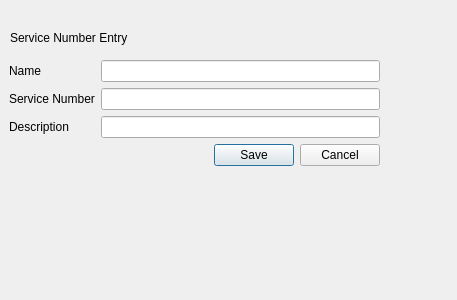
Before: the Qt Designer form service_number_form.ui in TKChattoraj/LNContractApp, drawn with Qt 5.
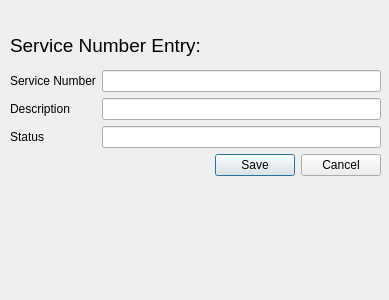
After: the same form once the commit is applied.

Commit message: Provided for service_number creation and revised ln_nodes and kcomm_server tables to allow for string filenames instead of blobs for the tls certs and macaroons.

Patch:
```diff
--- a/service_number_form.ui
+++ b/service_number_form.ui
@@ -6,7 +6,7 @@
    <rect>
     <x>0</x>
     <y>0</y>
-    <width>457</width>
+    <width>389</width>
     <height>300</height>
    </rect>
   </property>
@@ -16,17 +16,17 @@
   <widget class="QWidget" name="service_entry_formWidget" native="true">
    <property name="geometry">
     <rect>
-     <x>9</x>
-     <y>60</y>
+     <x>10</x>
+     <y>70</y>
      <width>371</width>
-     <height>161</height>
+     <height>121</height>
     </rect>
    </property>
    <layout class="QFormLayout" name="formLayout">
     <item row="0" column="0">
      <widget class="QLabel" name="sn_entery_name_Label">
       <property name="text">
-       <string>Name</string>
+       <string>Service Number</string>
       </property>
      </widget>
     </item>
@@ -34,23 +34,13 @@
      <widget class="QLineEdit" name="service_entry_name_LineEdit"/>
     </item>
     <item row="1" column="0">
-     <widget class="QLabel" name="service_entry_part_number_Label">
-      <property name="text">
-       <string>Service Number</string>
-      </property>
-     </widget>
-    </item>
-    <item row="1" column="1">
-     <widget class="QLineEdit" name="sn_entry_pn_entry_service_number_LineEdit"/>
-    </item>
-    <item row="2" column="0">
      <widget class="QLabel" name="sn_entry_description_Label">
       <property name="text">
        <string>Description</string>
       </property>
      </widget>
     </item>
-    <item row="2" column="1">
+    <item row="1" column="1">
      <widget class="QLineEdit" name="sn_entry_description_LineEdit"/>
     </item>
     <item row="3" column="1">
@@ -60,6 +50,16 @@
       </property>
      </widget>
     </item>
+    <item row="2" column="1">
+     <widget class="QLineEdit" name="sn_entry_status_LineEdit"/>
+    </item>
+    <item row="2" column="0">
+     <widget class="QLabel" name="sn_status_Label">
+      <property name="text">
+       <string>Status</string>
+      </property>
+     </widget>
+    </item>
    </layout>
   </widget>
   <widget class="QLabel" name="sn_entry_form_label">
@@ -67,12 +67,35 @@
     <rect>
      <x>10</x>
      <y>30</y>
-     <width>141</width>
-     <height>16</height>
+     <width>361</width>
+     <height>31</height>
     </rect>
    </property>
+   <property name="font">
+    <font>
+     <pointsize>14</pointsize>
+    </font>
+   </property>
    <property name="text">
-    <string>Service Number Entry</string>
+    <string>Service Number Entry:</string>
+   </property>
+  </widget>
+  <widget class="QLabel" name="sn_bottem_Label">
+   <property name="geometry">
+    <rect>
+     <x>20</x>
+     <y>210</y>
+     <width>361</width>
+     <height>31</height>
+    </rect>
+   </property>
+   <property name="font">
+    <font>
+     <pointsize>14</pointsize>
+    </font>
+   </property>
+   <property name="text">
+    <string/>
    </property>
   </widget>
  </widget>
```
Left out of the diff: 15 changed lines with no effect on the pictures. The commit also changes 11 other files.
